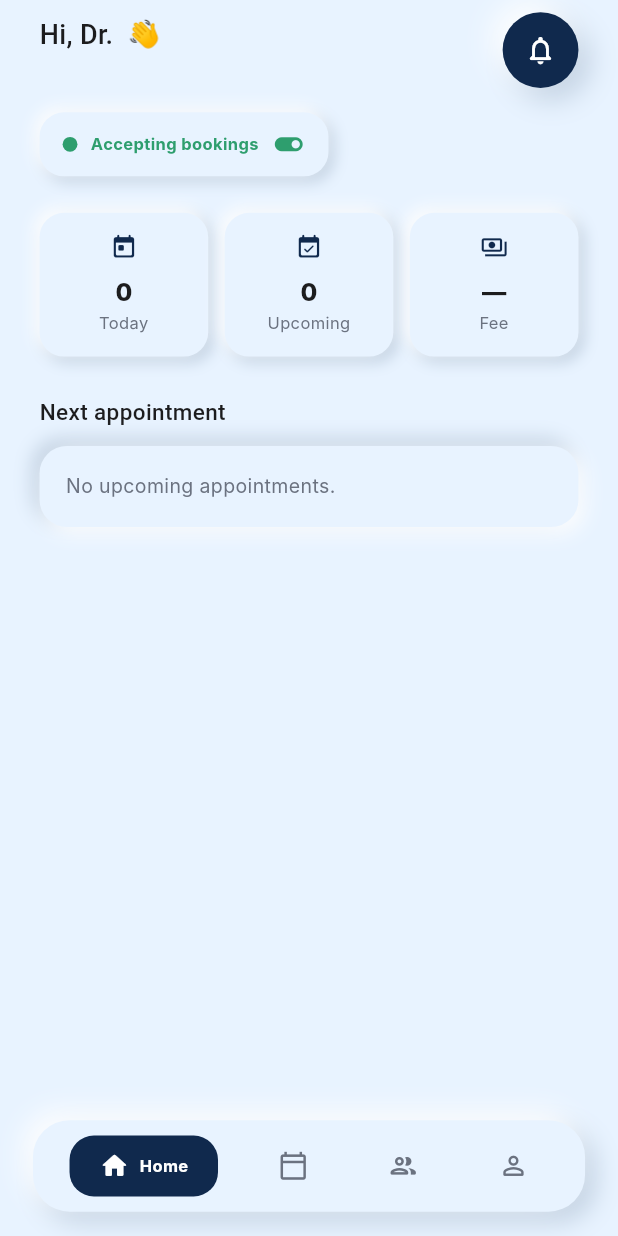
After one commit to swensum/MedConnect, a Flutter app: the DoctorHomeShell screen opened by its route, on a phone screen of 412 x 824 dp. The commit adds this screen. Run offline on Flutter 3.47's test engine with Material 3 defaults, Android fonts, the phone set to English and light mode, and no system bars; our stand-ins replace file_picker, flutter_riverpod, flutter_screenutil, go_router; Roboto replaces fonts that are missing (Inter, Manrope).

Commit message:
new page

```diff
--- a/lib/Routers/app_router.dart
+++ b/lib/Routers/app_router.dart
@@ -11,6 +11,7 @@
 import 'package:med_connect/screen/AuthScreen/phone_auth/otp_verify_screen.dart';
 import 'package:med_connect/screen/AuthScreen/phone_auth/phone_auth_screen.dart';
 import 'package:med_connect/screen/AuthScreen/roles/role_selection_screen.dart';
+import 'package:med_connect/screen/Dashboard/doctor_home_shell.dart';
 import 'package:med_connect/screen/Dashboard/patient_home_shell.dart';
 import 'package:med_connect/screen/Profile/Doctor%20profile/doctor_kyc_screen.dart';
 import 'package:med_connect/screen/Profile/Doctor%20profile/doctor_kyc_pending_screen.dart';
@@ -38,6 +39,7 @@
   static const String paymentCheckout = '/payment-checkout';
   static const String editProfile = '/edit-profile';
   static const String labTestDiscovery = '/lab-test-discovery';
+  static const String doctorHome = '/doctor-home';
 }
 
 CustomTransitionPage slidePage(Widget child, GoRouterState state) {
@@ -191,6 +193,11 @@
         pageBuilder: (context, state) =>
             slidePage(const LabTestDiscoveryScreen(), state),
       ),
+      GoRoute(
+  path: AppRoutes.doctorHome,
+  pageBuilder: (context, state) =>
+      slidePage(const DoctorHomeShell(), state),
+),
     ],
   );
 }
--- a/lib/Widgets/doctor_dashboard_widgets.dart
+++ b/lib/Widgets/doctor_dashboard_widgets.dart
@@ -5,8 +5,6 @@ import 'package:med_connect/Theme/theme.dart';
 import 'package:med_connect/Widgets/patient_home_widgets.dart';
 import 'package:med_connect/models/patient_home_models.dart';
 
-/// Raised pill toggle showing the doctor's current availability
-/// (Online/Offline for new bookings).
 class AvailabilityToggle extends StatelessWidget {
   const AvailabilityToggle({
     super.key,
@@ -101,8 +99,6 @@ class DoctorStatCard extends StatelessWidget {
   }
 }
 
-/// A patient appointment row, from the doctor's point of view — shows the
-/// patient's name instead of the doctor's.
 class PatientAppointmentCard extends StatelessWidget {
   const PatientAppointmentCard({
     super.key,
--- /dev/null
+++ b/lib/screen/Dashboard/doctor_home_shell.dart
@@ -0,0 +1,74 @@
+import 'package:flutter/material.dart';
+import 'package:flutter_riverpod/flutter_riverpod.dart';
+
+import 'package:med_connect/Animations/neumorphic.dart';
+import 'package:med_connect/Providers/nav_providers.dart';
+import 'package:med_connect/Theme/theme.dart';
+import 'package:med_connect/screen/Dashboard/doctor_home_tab.dart';
+
+
+class DoctorHomeShell extends ConsumerWidget {
+  const DoctorHomeShell({super.key});
+
+  static const _items = [
+    NeuBottomNavItem(
+      icon: Icons.home_outlined,
+      activeIcon: Icons.home_rounded,
+      label: 'Home',
+    ),
+    NeuBottomNavItem(
+      icon: Icons.calendar_today_outlined,
+      activeIcon: Icons.calendar_month_rounded,
+      label: 'Appointments',
+    ),
+    NeuBottomNavItem(
+      icon: Icons.people_outline_rounded,
+      activeIcon: Icons.people_rounded,
+      label: 'Patients',
+    ),
+    NeuBottomNavItem(
+      icon: Icons.person_outline_rounded,
+      activeIcon: Icons.person_rounded,
+      label: 'Profile',
+    ),
+  ];
+
+  @override
+  Widget build(BuildContext context, WidgetRef ref) {
+    final tabIndex = ref.watch(doctorTabIndexProvider);
+
+    return Scaffold(
+      backgroundColor: kNeuBg,
+      extendBody: true,
+      body: SafeArea(
+        bottom: false,
+        child: IndexedStack(
+          index: tabIndex,
+          children: const [
+            DoctorHomeTab(),
+            _PlaceholderTab(label: 'Appointments'),
+            _PlaceholderTab(label: 'Patients'),
+            _PlaceholderTab(label: 'Profile'),
+          ],
+        ),
+      ),
+      bottomNavigationBar: NeuBottomNavBar(
+        items: _items,
+        currentIndex: tabIndex,
+        onTap: (i) => ref.read(doctorTabIndexProvider.notifier).state = i,
+      ),
+    );
+  }
+}
+
+class _PlaceholderTab extends StatelessWidget {
+  const _PlaceholderTab({required this.label});
+  final String label;
+
+  @override
+  Widget build(BuildContext context) {
+    return Center(
+      child: Text('$label — coming soon', style: AppTextStyles.bodySecondary),
+    );
+  }
+}
--- /dev/null
+++ b/lib/screen/Dashboard/doctor_home_tab.dart
@@ -0,0 +1,115 @@
+import 'package:flutter/material.dart';
+import 'package:flutter_riverpod/flutter_riverpod.dart';
+import 'package:flutter_screenutil/flutter_screenutil.dart';
+import 'package:med_connect/Animations/neumorphic.dart';
+import 'package:med_connect/Providers/doctor_account_providers.dart';
+import 'package:med_connect/Providers/doctor_dashboard_providers.dart';
+import 'package:med_connect/Theme/theme.dart';
+import 'package:med_connect/Widgets/doctor_dashboard_widgets.dart';
+
+class DoctorHomeTab extends ConsumerWidget {
+  const DoctorHomeTab({super.key});
+
+  @override
+  Widget build(BuildContext context, WidgetRef ref) {
+    final doctor = ref.watch(doctorAccountProvider);
+    final isOnline = ref.watch(doctorAvailabilityProvider);
+    final todayAppointments = ref.watch(doctorTodayAppointmentsProvider);
+    final upcomingAppointments = ref.watch(doctorUpcomingAppointmentsProvider);
+    final nextAppointment = ref.watch(doctorNextAppointmentProvider);
+
+    return SingleChildScrollView(
+      padding: EdgeInsets.fromLTRB(24.w, 8.h, 24.w, 100.h),
+      child: Column(
+        crossAxisAlignment: CrossAxisAlignment.start,
+        children: [
+          Row(
+            children: [
+              Expanded(
+                child: Column(
+                  crossAxisAlignment: CrossAxisAlignment.start,
+                  children: [
+                    Text(
+                      'Hi, Dr. ${doctor?.name.split(' ').last ?? ''} 👋',
+                      style: AppTextStyles.h2,
+                    ),
+                    SizedBox(height: 2.h),
+                    Text(
+                      doctor?.specialization ?? '',
+                      style: AppTextStyles.bodySecondary,
+                    ),
+                  ],
+                ),
+              ),
+              NeuCircleButton(
+                size: 46,
+                icon: Icons.notifications_none_rounded,
+                onTap: () {},
+              ),
+            ],
+          ),
+          SizedBox(height: 16.h),
+
+          AvailabilityToggle(
+            isOnline: isOnline,
+            onChanged: (v) => ref.read(doctorAvailabilityProvider.notifier).state = v,
+          ),
+          SizedBox(height: 24.h),
+
+          Row(
+            children: [
+              DoctorStatCard(
+                icon: Icons.today_rounded,
+                label: 'Today',
+                value: '${todayAppointments.length}',
+              ),
+              SizedBox(width: 10.w),
+              DoctorStatCard(
+                icon: Icons.event_available_rounded,
+                label: 'Upcoming',
+                value: '${upcomingAppointments.length}',
+              ),
+              SizedBox(width: 10.w),
+              DoctorStatCard(
+                icon: Icons.payments_outlined,
+                label: 'Fee',
+                value: doctor?.fee != null ? 'Rs. ${doctor!.fee}' : '—',
+              ),
+            ],
+          ),
+          SizedBox(height: 26.h),
+
+          Text('Next appointment', style: AppTextStyles.h3),
+          SizedBox(height: 12.h),
+          nextAppointment == null
+              ? Container(
+                  width: double.infinity,
+                  padding: EdgeInsets.all(16.w),
+                  decoration: BoxDecoration(
+                    color: kNeuBg,
+                    borderRadius: BorderRadius.circular(18.r),
+                    boxShadow: neuShadows(distance: 4, blur: 10, inset: true),
+                  ),
+                  child: Text(
+                    'No upcoming appointments.',
+                    style: AppTextStyles.bodySecondary,
+                  ),
+                )
+              : PatientAppointmentCard(appointment: nextAppointment, onTap: () {}),
+
+          if (upcomingAppointments.length > 1) ...[
+            SizedBox(height: 26.h),
+            Text('Rest of today', style: AppTextStyles.h3),
+            SizedBox(height: 12.h),
+            ...upcomingAppointments.skip(1).take(5).map(
+                  (a) => Padding(
+                    padding: EdgeInsets.only(bottom: 12.h),
+                    child: PatientAppointmentCard(appointment: a, onTap: () {}),
+                  ),
+                ),
+          ],
+        ],
+      ),
+    );
+  }
+}
--- a/lib/screen/Profile/Doctor profile/doctor_kyc_pending_screen.dart
+++ b/lib/screen/Profile/Doctor profile/doctor_kyc_pending_screen.dart
@@ -1,19 +1,23 @@
 import 'dart:async';
 
 import 'package:flutter/material.dart';
+import 'package:flutter_riverpod/flutter_riverpod.dart';
 import 'package:flutter_screenutil/flutter_screenutil.dart';
+import 'package:go_router/go_router.dart';
 import 'package:med_connect/Animations/neumorphic.dart';
+import 'package:med_connect/Providers/doctor_account_providers.dart';
+import 'package:med_connect/Routers/app_router.dart';
 import 'package:med_connect/Theme/theme.dart';
+import 'package:med_connect/models/doctor_account_model.dart';
 
 enum DoctorKycStatus { pending, rejected, approved }
 
-class DoctorKycPendingScreen extends StatefulWidget {
+class DoctorKycPendingScreen extends ConsumerStatefulWidget {
   const DoctorKycPendingScreen({
     super.key,
     this.status = DoctorKycStatus.pending,
     this.rejectionReason,
     this.onResubmit,
-    this.onContinue,
   });
 
   final DoctorKycStatus status;
@@ -25,14 +29,13 @@ class DoctorKycPendingScreen extends StatefulWidget {
   /// Typically pops back to the KYC form.
   final VoidCallback? onResubmit;
 
-  /// Called when the doctor taps "Go to dashboard" once approved.
-  final VoidCallback? onContinue;
-
   @override
-  State<DoctorKycPendingScreen> createState() => _DoctorKycPendingScreenState();
+  ConsumerState<DoctorKycPendingScreen> createState() =>
+      _DoctorKycPendingScreenState();
 }
 
-class _DoctorKycPendingScreenState extends State<DoctorKycPendingScreen> {
+class _DoctorKycPendingScreenState
+    extends ConsumerState<DoctorKycPendingScreen> {
   bool _isRefreshing = false;
 
   // Local, mutable copy of the status so the fake-approval timer below can
@@ -66,6 +69,24 @@ class _DoctorKycPendingScreenState extends State<DoctorKycPendingScreen> {
 
     if (!mounted) return;
     setState(() => _isRefreshing = false);
+  }
+
+  /// Sets up the doctor's account (dev placeholder for now) and takes
+  /// them into their dashboard.
+  void _goToDashboard() {
+    // TODO: replace with the real submitted KYC data once that flow
+    // captures name/specialization/etc. properly, and use the doctor's
+    // real uid instead of this hardcoded placeholder.
+    ref.read(doctorAccountProvider.notifier).state = const DoctorAccount(
+      id: 'anita-sharma', // dev placeholder — matches a mock catalog
+                            // doctor so you can see real appointment
+                            // data on the dashboard while testing.
+      name: 'Dr. Anita Sharma',
+      specialization: 'Cardiologist',
+      experienceYears: 12,
+      fee: 800,
+    );
+    context.go(AppRoutes.doctorHome);
   }
 
   @override
@@ -216,7 +237,7 @@ class _DoctorKycPendingScreenState extends State<DoctorKycPendingScreen> {
       case DoctorKycStatus.approved:
         return NeuPillButton(
           enabled: true,
-          onTap: widget.onContinue ?? () {},
+          onTap: _goToDashboard,
           label: 'Go to dashboard',
         );
     }
```
